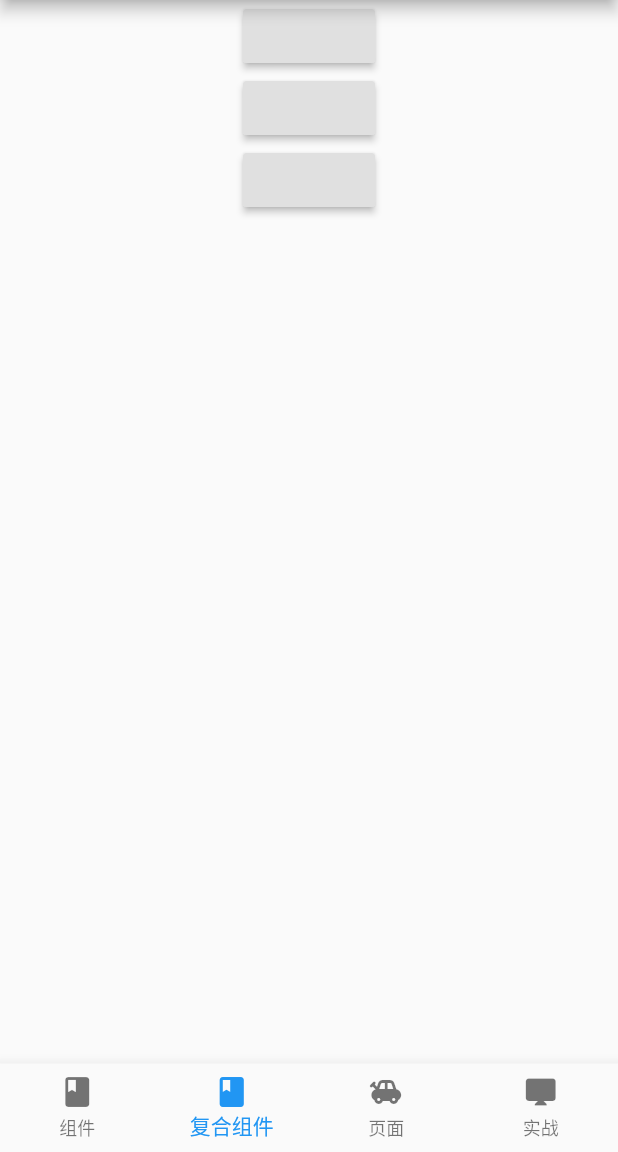
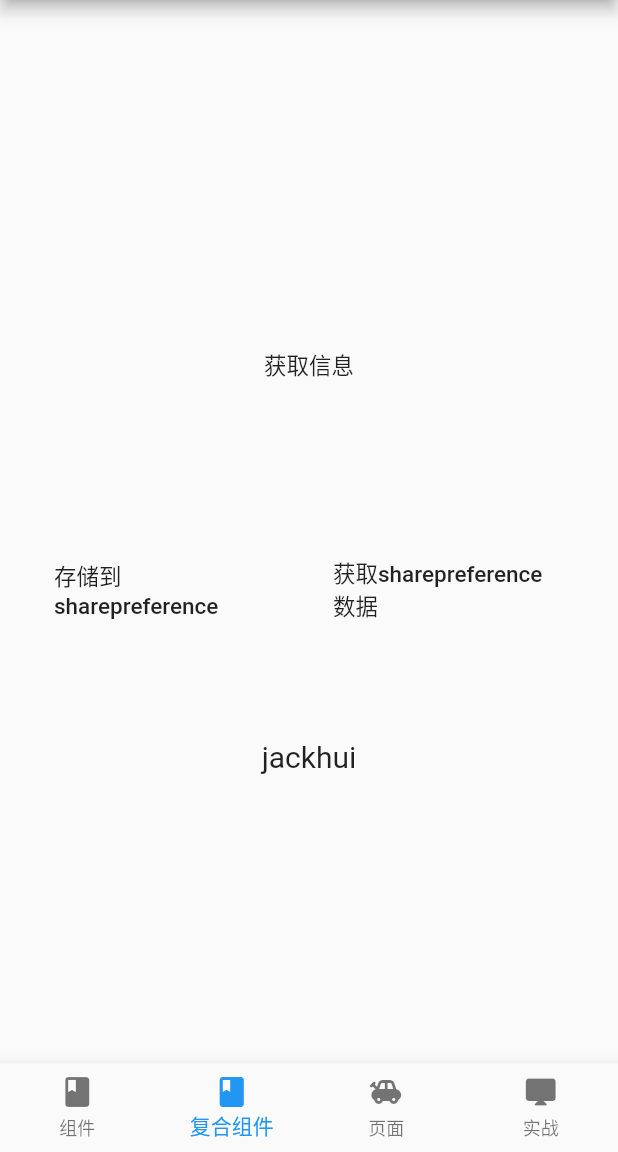
Before and after one commit to hellojackhui/flutter-components-demo, a Flutter app: the screen it shows after launch, item 2 of the bottom bar chosen, on a phone screen of 412 x 824 dp, the part 84-1236 px from its top. Run offline on Flutter 3.47's test engine with Material 2 defaults, Android fonts, the phone set to English and light mode, and no system bars; our stand-ins replace dio, event_bus, shared_preferences.

Commit message:
添加spdemo

```diff
--- a/lib/Indexpage.dart
+++ b/lib/Indexpage.dart
@@ -3,6 +3,8 @@ import 'package:flutter/material.dart';
 import 'package:flutter_components_demo/components/Components.dart';
 import 'package:flutter_components_demo/featureComps/InheritComponentDemo.dart';
 import 'package:flutter_components_demo/featureComps/NavigationDemo/NavigatorDemo.dart';
+import 'package:flutter_components_demo/featureComps/NetworkDemo.dart';
+import 'package:flutter_components_demo/featureComps/StoreSystem.dart';
 
 import 'featureComps/FeatureComps.dart';
 
@@ -132,7 +134,7 @@ class _IndexpageState extends State<Indexpage> with WidgetsBindingObserver {
         index: _currentIndex,
         children: <Widget>[
           ComponentsDemo(),
-          NavigatorDemo(),
+          StoreSystemDemo(),
           Container(
             child: Center(
              child: Icon(Icons.camera, size: 32.0,),
--- /dev/null
+++ b/lib/components/AnimationDemo/AnimationDemo.dart
@@ -0,0 +1,43 @@
+import 'package:flutter/material.dart';
+
+
+class AnimationDemo extends StatefulWidget {
+  @override
+  _AnimationDemoState createState() => _AnimationDemoState();
+}
+
+class _AnimationDemoState extends State<AnimationDemo> with SingleTickerProviderStateMixin {
+  AnimationController controller;
+  Animation<double> animation;
+  @override
+  void initState() {
+    // TODO: implement initState
+    controller = AnimationController(vsync: this, duration: Duration(microseconds: 1000));
+    CurvedAnimation curve = CurvedAnimation(parent: controller, curve: Curves.bounceInOut);
+    animation = Tween(begin: 50.0, end: 200.0).animate(curve)..addListener(() {
+      setState(() {});
+    });
+    controller.forward();
+    super.initState();
+  }
+
+  @override
+  void dispose() {
+    // TODO: implement dispose
+    controller.dispose();
+    super.dispose();
+  }
+
+  @override
+  Widget build(BuildContext context) {
+    return MaterialApp(
+      home: Center(
+        child: Container(
+          width: animation.value,
+          height: animation.value,
+          child: Image.asset("images/demo1.png", fit: BoxFit.cover,)
+        )
+      ),
+    );
+  }
+}
--- a/lib/components/Components.dart
+++ b/lib/components/Components.dart
@@ -1,4 +1,5 @@
 import 'package:flutter/material.dart';
+import 'package:flutter_components_demo/components/AnimationDemo/AnimationDemo.dart';
 import 'package:flutter_components_demo/components/AnimationSwicher/AnimationSwicher.dart';
 import 'package:flutter_components_demo/components/AspectRatio/AspectRatio.dart';
 import 'package:flutter_components_demo/components/Buttons/Buttons.dart';
@@ -52,6 +53,7 @@ class _ComponentsDemoState extends State<ComponentsDemo> with TickerProviderStat
     'ListViewDemo',
     'SliverDemo',
     'ListenerDemo',
+    'AnimationDemo',
   ];
   @override
   void initState() {
@@ -115,6 +117,7 @@ class _ComponentsDemoState extends State<ComponentsDemo> with TickerProviderStat
               ListViewDemo(),
               SliverDemo(),
               ListenerDemo(),
+              AnimationDemo(),
             ],
           ),)
         ]
--- /dev/null
+++ b/lib/featureComps/StoreSystem.dart
@@ -0,0 +1,112 @@
+import 'dart:convert';
+
+import 'package:flutter_components_demo/utils/SharePreference.dart';
+import 'package:flutter/material.dart';
+import 'dart:io';
+import 'package:dio/dio.dart';
+
+
+class StoreSystemDemo extends StatefulWidget {
+
+  final String VERSION_URL = "https://me.yonyoucloud.com/log/app/release/versions";
+
+  @override
+  _StoreSystemDemoState createState() => _StoreSystemDemoState();
+}
+
+class _StoreSystemDemoState extends State<StoreSystemDemo> {
+  Dio dio;
+  VersionData data;
+  String str = json.encode({
+    "_id": "5effe779b7eeaf79695ba302",
+    "result": true,
+    "isLatest": true,
+    "isforce": "Y",
+    "versioncode": 40,
+    "versionname": "",
+    "message": "1.扫码开票支持开具ofd发票, 2.文件导入功能支持上传ofd格式发票, 3.票夹发票支持提交到票据中心, 4.修复已知问题，提升稳定性",
+    "loadurl": "http://download.piaoeda.com/mobile/app/stable/piaoyouji-v2.4.6.apk"
+    }
+  );
+
+  @override
+  void initState() {
+    dio = new Dio();
+    data = VersionData(loadurl: 'jackhui');
+    super.initState();
+  }
+
+  Future getVersionInfo() async {
+    print('active');
+    Future.delayed(Duration(milliseconds: 2000));
+    data = VersionData.fromJson(json.decode(str));
+    setState(() {});
+  }
+
+  Future setVersionsp(String key, String value) async {
+    var res = await setSpString(key, value);
+    print(res);
+  }
+
+  Future getVersionsp(String key) async {
+    var res = await getSpString(key);
+    print(res);
+  }
+
+  @override
+  Widget build(BuildContext context) {
+    return Container(
+      padding: EdgeInsets.all(20.0),
+      child: Column(
+        mainAxisAlignment: MainAxisAlignment.center,
+        children: <Widget>[
+          Container(
+            height: 300,
+            child: Column(mainAxisAlignment: MainAxisAlignment.center, children: <Widget>[
+              Expanded(flex: 1, child: Center(child: FlatButton(onPressed: getVersionInfo, child: Text('获取信息'),))),
+              Expanded(flex: 2, child: Row(
+                mainAxisAlignment: MainAxisAlignment.spaceEvenly,
+                crossAxisAlignment: CrossAxisAlignment.center,
+                children: [
+                  Expanded(flex: 1, child: FlatButton(onPressed: () {
+                    setVersionsp('loadurl', data.loadurl);
+                  }, child: Text('存储到sharepreference'))),
+                  Expanded(flex: 1, child: FlatButton(onPressed: () {
+                    getVersionsp('loadurl');
+                  }, child: Text('获取sharepreference数据'))),
+                ]
+              )),
+              // Expanded(flex: 2, child: null)
+            ],)
+          ),
+          Container(
+            child: Center(child: Text(data.loadurl, style: TextStyle(fontSize: 20.0))),
+          )
+        ],
+      )
+    );
+  }
+}
+
+class VersionData {
+  String loadurl;
+  bool result;
+  bool isLatest;
+  String isforce;
+  int versioncode;
+  String message;
+  VersionData({this.loadurl, this.result, this.isLatest, this.isforce, this.message, this.versioncode});
+  factory VersionData.fromJson(Map<String, dynamic> from) {
+    return VersionData(loadurl: from['loadurl'], result: from['result'], isLatest: from['isLatest'], isforce: from['isforce'], versioncode: from['versioncode'], message: from['message']);
+  }
+  Map<String, dynamic> tojson() {
+    Map<String, dynamic> map = Map<String, dynamic>();
+    map['loadurl'] = this.loadurl;
+    map['result'] = this.result;
+    map['isLatest'] = this.isLatest;
+    map['isforce'] = this.isforce;
+    map['versioncode'] = this.versioncode;
+    map['message'] = this.message;
+    return map;
+  }
+}
--- a/lib/utils.dart
+++ /dev/null
@@ -1,5 +0,0 @@
-import 'package:flutter/material.dart';
-
-Future navigatorRoute(BuildContext context, Widget widget) {
-  return Navigator.push(context, MaterialPageRoute(builder: (context) => widget));
-}
--- a/pubspec.yaml
+++ b/pubspec.yaml
@@ -27,6 +27,8 @@ dependencies:
   cupertino_icons: ^0.1.2
   path_provider: ^1.6.0
   event_bus: 1.1.0
+  shared_preferences: 0.5.5
+  dio: '>2.1.3'
 
 dev_dependencies:
   flutter_test:
```
Also changed, not shown: lib/featureComps/NetworkDemo.dart (added, +59 -0 lines), lib/utils/SharePreference.dart (added, +31 -0 lines), pubspec.lock, 2 other files.
